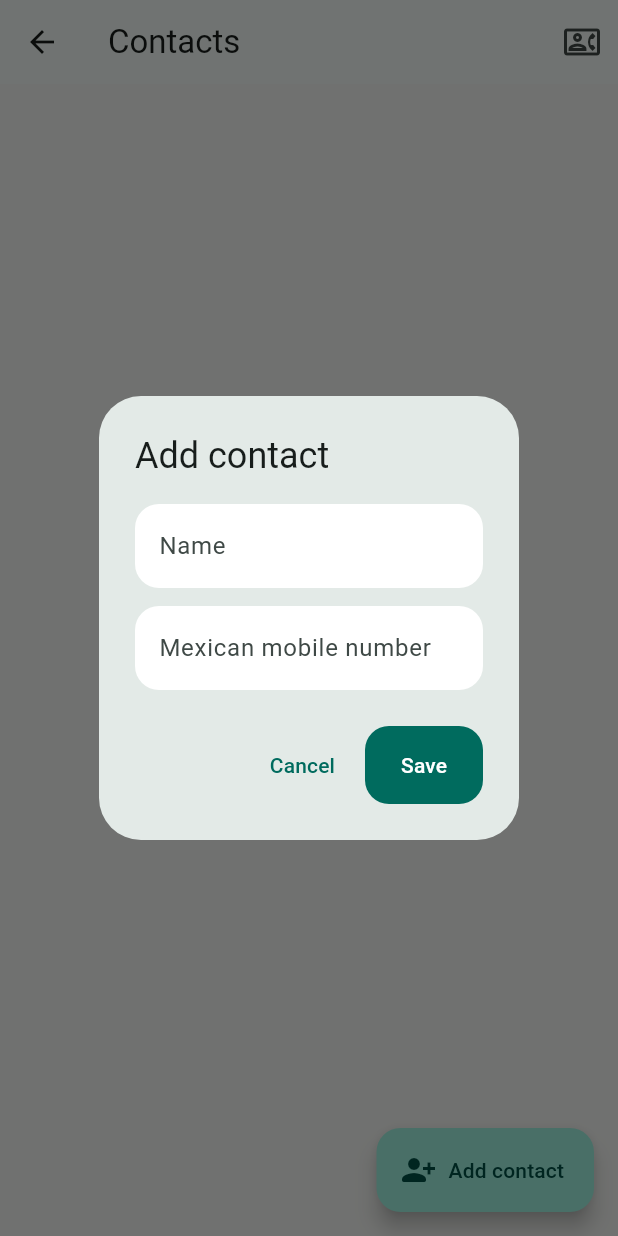
After one commit to JoshuaLopez2000/vaquita-mx, a Flutter app: the ContactsScreen screen opened directly, after a tap on "Add contact", on a phone screen of 412 x 824 dp. The commit adds this screen. Run offline on Flutter 3.47's test engine with Material 3 defaults, Android fonts, the phone set to English and light mode, and no system bars; our stand-ins replace flutter_bloc, flutter_secure_storage; accounts and stored records are empty; network calls fail.

Commit message:
Add contacts import and server balance projections

```diff
--- a/apps/mobile/lib/src/api_client.dart
+++ b/apps/mobile/lib/src/api_client.dart
@@ -144,6 +144,43 @@ class ApiClient {
         .toList();
   }
 
+  Future<List<AppContact>> listContacts() async {
+    final response = await _client
+        .get(Uri.parse('$_baseUrl/api/v1/contacts'), headers: _headers())
+        .timeout(const Duration(seconds: 8));
+    return ((_decode(response)['contacts'] as List<dynamic>?) ?? const [])
+        .map((value) => AppContact.fromJson(value as Map<String, dynamic>))
+        .toList();
+  }
+
+  Future<List<AppContact>> saveContact(String name, String phone) async {
+    return saveContacts([AppContact(id: '', name: name, phone: phone)]);
+  }
+
+  Future<List<AppContact>> saveContacts(List<AppContact> contacts) async {
+    final response = await _client
+        .post(Uri.parse('$_baseUrl/api/v1/contacts'),
+            headers: _headers(),
+            body: jsonEncode({
+              'contacts': [
+                for (final contact in contacts)
+                  {'name': contact.name, 'phone': contact.phone}
+              ]
+            }))
+        .timeout(const Duration(seconds: 8));
+    return ((_decode(response)['contacts'] as List<dynamic>?) ?? const [])
+        .map((value) => AppContact.fromJson(value as Map<String, dynamic>))
+        .toList();
+  }
+
+  Future<void> removeContact(String contactId) async {
+    final response = await _client
+        .delete(Uri.parse('$_baseUrl/api/v1/contacts/$contactId'),
+            headers: _headers())
+        .timeout(const Duration(seconds: 8));
+    if (response.statusCode != 204) _decode(response);
+  }
+
   Future<void> addExpense({
     required String groupId,
     required String description,
--- /dev/null
+++ b/apps/mobile/lib/src/contacts_screen.dart
@@ -0,0 +1,224 @@
+import 'package:flutter/material.dart';
+import 'package:flutter/services.dart';
+import 'package:flutter_bloc/flutter_bloc.dart';
+import 'package:vaquita_mx/src/features/app/application/app_cubit.dart';
+import 'package:vaquita_mx/src/features/app/application/app_state.dart';
+import 'package:vaquita_mx/src/models.dart';
+
+class ContactsScreen extends StatefulWidget {
+  const ContactsScreen({super.key});
+
+  @override
+  State<ContactsScreen> createState() => _ContactsScreenState();
+}
+
+class _ContactsScreenState extends State<ContactsScreen> {
+  static const _phoneContacts = MethodChannel('mx.vaquita.vaquita_mx/contacts');
+  @override
+  void initState() {
+    super.initState();
+    context.read<AppCubit>().loadContacts();
+  }
+
+  Future<void> _addContact() async {
+    final name = TextEditingController();
+    final phone = TextEditingController();
+    final saved = await showDialog<bool>(
+      context: context,
+      builder: (dialogContext) => AlertDialog(
+        title: const Text('Add contact'),
+        content: Column(mainAxisSize: MainAxisSize.min, children: [
+          TextField(
+              controller: name,
+              decoration: const InputDecoration(labelText: 'Name')),
+          const SizedBox(height: 12),
+          TextField(
+              controller: phone,
+              keyboardType: TextInputType.phone,
+              decoration:
+                  const InputDecoration(labelText: 'Mexican mobile number')),
+        ]),
+        actions: [
+          TextButton(
+              onPressed: () => Navigator.pop(dialogContext, false),
+              child: const Text('Cancel')),
+          FilledButton(
+              onPressed: () => Navigator.pop(dialogContext, true),
+              child: const Text('Save')),
+        ],
+      ),
+    );
+    if (saved == true && mounted) {
+      final success = await context
+          .read<AppCubit>()
+          .saveContact(name.text.trim(), phone.text.trim());
+      if (mounted && !success) {
+        ScaffoldMessenger.of(context).showSnackBar(
+            const SnackBar(content: Text('Could not save contact.')));
+      }
+    }
+    name.dispose();
+    phone.dispose();
+  }
+
+  Future<void> _removeContact(String id) async {
+    final confirmed = await showDialog<bool>(
+      context: context,
+      builder: (dialogContext) => AlertDialog(
+        title: const Text('Remove contact?'),
+        content:
+            const Text('This will not remove them from any existing groups.'),
+        actions: [
+          TextButton(
+              onPressed: () => Navigator.pop(dialogContext, false),
+              child: const Text('Cancel')),
+          FilledButton(
+              onPressed: () => Navigator.pop(dialogContext, true),
+              child: const Text('Remove')),
+        ],
+      ),
+    );
+    if (confirmed == true && mounted) {
+      await context.read<AppCubit>().removeContact(id);
+    }
+  }
+
+  Future<void> _importFromPhone() async {
+    final cubit = context.read<AppCubit>();
+    try {
+      final raw =
+          await _phoneContacts.invokeMethod<List<dynamic>>('getContacts');
+      if (!mounted) return;
+      final contacts = (raw ?? const [])
+          .whereType<Map<dynamic, dynamic>>()
+          .map((entry) => _PhoneContact(
+              name: entry['name'] as String? ?? '',
+              phone: entry['phone'] as String? ?? ''))
+          .where(
+              (contact) => contact.name.isNotEmpty && contact.phone.isNotEmpty)
+          .toList();
+      final selected = await _selectContacts(contacts);
+      if (!mounted || selected == null || selected.isEmpty) return;
+      final saved = await cubit.saveContacts(selected
+          .map((contact) =>
+              AppContact(id: '', name: contact.name, phone: contact.phone))
+          .toList());
+      if (mounted) {
+        ScaffoldMessenger.of(context).showSnackBar(SnackBar(
+            content: Text(saved
+                ? '${selected.length} contacts imported.'
+                : 'Could not import contacts.')));
+      }
+    } on PlatformException catch (error) {
+      if (mounted) {
+        ScaffoldMessenger.of(context).showSnackBar(SnackBar(
+            content: Text(error.message ?? 'Contacts permission was denied.')));
+      }
+    }
+  }
+
+  Future<List<_PhoneContact>?> _selectContacts(List<_PhoneContact> contacts) {
+    final selected = <int>{};
+    return showModalBottomSheet<List<_PhoneContact>>(
+      context: context,
+      isScrollControlled: true,
+      builder: (sheetContext) => StatefulBuilder(
+        builder: (context, setSheetState) => SafeArea(
+          child: SizedBox(
+            height: MediaQuery.sizeOf(context).height * .78,
+            child: Column(children: [
+              const Padding(
+                padding: EdgeInsets.fromLTRB(24, 20, 24, 8),
+                child: Text('Import contacts',
+                    style:
+                        TextStyle(fontSize: 22, fontWeight: FontWeight.w700)),
+              ),
+              Expanded(
+                child: ListView.builder(
+                  itemCount: contacts.length,
+                  itemBuilder: (_, index) => CheckboxListTile(
+                    value: selected.contains(index),
+                    title: Text(contacts[index].name),
+                    subtitle: Text(contacts[index].phone),
+                    onChanged: (value) => setSheetState(() {
+                      if (value ?? false) {
+                        selected.add(index);
+                      } else {
+                        selected.remove(index);
+                      }
+                    }),
+                  ),
+                ),
+              ),
+              Padding(
+                padding: const EdgeInsets.all(16),
+                child: FilledButton(
+                  onPressed: selected.isEmpty
+                      ? null
+                      : () => Navigator.pop(sheetContext,
+                          selected.map((index) => contacts[index]).toList()),
+                  child: Text('Import ${selected.length} selected'),
+                ),
+              ),
+            ]),
+          ),
+        ),
+      ),
+    );
+  }
+
+  @override
+  Widget build(BuildContext context) => Scaffold(
+        appBar: AppBar(
+          title: const Text('Contacts'),
+          actions: [
+            IconButton(
+              tooltip: 'Import from phone',
+              onPressed: _importFromPhone,
+              icon: const Icon(Icons.contact_phone_outlined),
+            ),
+          ],
+        ),
+        floatingActionButton: FloatingActionButton.extended(
+          onPressed: _addContact,
+          icon: const Icon(Icons.person_add_alt_1_rounded),
+          label: const Text('Add contact'),
+        ),
+        body: BlocBuilder<AppCubit, AppState>(
+          builder: (context, state) {
+            if (state.contacts.isEmpty) {
+              return const Center(child: Text('No contacts saved yet.'));
+            }
+            return ListView.separated(
+              padding: const EdgeInsets.fromLTRB(20, 16, 20, 100),
+              itemCount: state.contacts.length,
+              separatorBuilder: (_, __) => const SizedBox(height: 8),
+              itemBuilder: (context, index) {
+                final contact = state.contacts[index];
+                return Card(
+                  child: ListTile(
+                    leading: CircleAvatar(
+                        child:
+                            Text(contact.name.substring(0, 1).toUpperCase())),
+                    title: Text(contact.name),
+                    subtitle: Text(contact.phone),
+                    trailing: IconButton(
+                      tooltip: 'Remove contact',
+                      icon: const Icon(Icons.delete_outline),
+                      onPressed: () => _removeContact(contact.id),
+                    ),
+                  ),
+                );
+              },
+            );
+          },
+        ),
+      );
+}
+
+class _PhoneContact {
+  const _PhoneContact({required this.name, required this.phone});
+
+  final String name;
+  final String phone;
+}
--- a/apps/mobile/lib/src/features/app/application/app_cubit.dart
+++ b/apps/mobile/lib/src/features/app/application/app_cubit.dart
@@ -1,5 +1,6 @@
 import 'package:flutter_bloc/flutter_bloc.dart';
 import 'package:vaquita_mx/src/features/app/application/app_state.dart';
+import 'package:vaquita_mx/src/models.dart';
 import 'package:vaquita_mx/src/store.dart';
 
 /// Application use-case coordinator. It is the only presentation-state
@@ -75,6 +76,13 @@ class AppCubit extends Cubit<AppState> {
       store.removeMember(groupId, memberId);
 
   Future<void> findContacts(List<String> phones) => store.findContacts(phones);
+  Future<void> loadContacts() => store.loadContacts();
+  Future<bool> saveContact(String name, String phone) =>
+      store.saveContact(name, phone);
+  Future<bool> saveContacts(List<AppContact> contacts) =>
+      store.saveContacts(contacts);
+  Future<bool> removeContact(String contactId) =>
+      store.removeContact(contactId);
 
   void showMovements() => store.showMovements();
 
--- a/apps/mobile/lib/src/models.dart
+++ b/apps/mobile/lib/src/models.dart
@@ -152,10 +152,12 @@ class ExpenseGroup {
     this.visibility = 'personal',
     this.salarySplitEnabled = false,
     this.salarySplitAvailable = false,
+    Map<String, int>? balances,
     List<Expense>? expenses,
     List<Settlement>? settlements,
   })  : expenses = expenses ?? [],
-        settlements = settlements ?? [];
+        settlements = settlements ?? [],
+        balances = balances ?? {};
 
   final String id;
   final String name;
@@ -166,6 +168,7 @@ class ExpenseGroup {
   final bool salarySplitAvailable;
   final List<Expense> expenses;
   final List<Settlement> settlements;
+  final Map<String, int> balances;
 
   factory ExpenseGroup.fromJson(Map<String, dynamic> json) => ExpenseGroup(
         id: json['id'] as String,
@@ -174,6 +177,8 @@ class ExpenseGroup {
         visibility: json['visibility'] as String? ?? 'personal',
         salarySplitEnabled: json['salary_split_enabled'] as bool? ?? false,
         salarySplitAvailable: json['salary_split_available'] as bool? ?? false,
+        balances: ((json['balances'] as Map<String, dynamic>?) ?? const {})
+            .map((key, value) => MapEntry(key, value as int)),
         members: ((json['members'] as List<dynamic>?) ?? const [])
             .map((value) => Member.fromJson(value as Map<String, dynamic>))
             .toList(),
--- a/apps/mobile/lib/src/sheets.dart
+++ b/apps/mobile/lib/src/sheets.dart
@@ -41,12 +41,15 @@ class NewExpenseInput {
   final String splitMode;
 }
 
-Future<NewGroupInput?> showCreateGroupSheet(BuildContext context) {
+Future<NewGroupInput?> showCreateGroupSheet(
+  BuildContext context, {
+  List<AppContact> contacts = const [],
+}) {
   return showModalBottomSheet<NewGroupInput>(
     context: context,
     isScrollControlled: true,
     useSafeArea: true,
-    builder: (_) => const _CreateGroupSheet(),
+    builder: (_) => _CreateGroupSheet(contacts: contacts),
   );
 }
 
@@ -63,7 +66,9 @@ Future<NewExpenseInput?> showAddExpenseSheet(
 }
 
 class _CreateGroupSheet extends StatefulWidget {
-  const _CreateGroupSheet();
+  const _CreateGroupSheet({required this.contacts});
+
+  final List<AppContact> contacts;
 
   @override
   State<_CreateGroupSheet> createState() => _CreateGroupSheetState();
@@ -140,6 +145,19 @@ class _CreateGroupSheetState extends State<_CreateGroupSheet> {
     });
   }
 
+  void _toggleContact(AppContact contact) {
+    setState(() {
+      final index =
+          _members.indexWhere((member) => member.phone == contact.phone);
+      if (index >= 0) {
+        _members.removeAt(index);
+      } else {
+        _members
+            .add(GroupMemberDraft(name: contact.name, phone: contact.phone));
+      }
+    });
+  }
+
   @override
   Widget build(BuildContext context) {
     return Padding(
@@ -206,6 +224,25 @@ class _CreateGroupSheetState extends State<_CreateGroupSheet> {
                 title: const Text('Allow salary-based splits'),
                 subtitle: const Text('Only members who opt in can use this'),
                 onChanged: (value) => setState(() => _salarySplits = value)),
+            if (widget.contacts.isNotEmpty) ...[
+              const SizedBox(height: 8),
+              Text('Add saved contacts',
+                  style: Theme.of(context).textTheme.titleSmall),
+              const SizedBox(height: 6),
+              Wrap(
+                spacing: 8,
+                runSpacing: 6,
+                children: [
+                  for (final contact in widget.contacts)
+                    FilterChip(
+                      label: Text(contact.name),
+                      selected: _members
+                          .any((member) => member.phone == contact.phone),
+                      onSelected: (_) => _toggleContact(contact),
+                    ),
+                ],
+              ),
+            ],
             const SizedBox(height: 6),
             TextFormField(
               key: const Key('group-members-field'),
```
Also changed, not shown: apps/mobile/lib/src/app.dart (+18 -26 lines), apps/mobile/lib/src/store.dart (+74 -7 lines), 6 other files.
